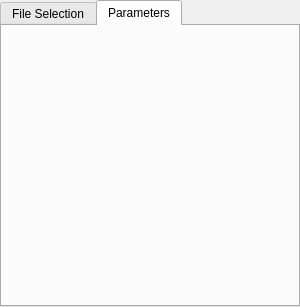
Old version of the form src/flashy/gui/ui/analyser_controls.ui in the repository JemmeCh/Flashy_Project.
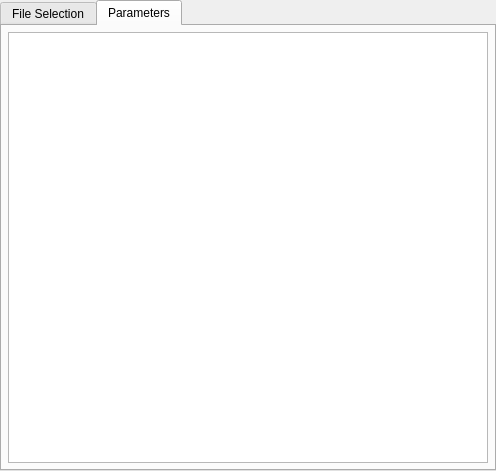
New version of the form. The open tabs and pages were chosen to show the change.

Commit message: GUI 3: Parameter Tree

```diff
--- a/src/flashy/gui/ui/analyser_controls.ui
+++ b/src/flashy/gui/ui/analyser_controls.ui
@@ -6,12 +6,12 @@
    <rect>
     <x>0</x>
     <y>0</y>
-    <width>300</width>
-    <height>307</height>
+    <width>496</width>
+    <height>471</height>
    </rect>
   </property>
   <property name="sizePolicy">
-   <sizepolicy hsizetype="Fixed" vsizetype="Expanding">
+   <sizepolicy hsizetype="Expanding" vsizetype="Expanding">
     <horstretch>0</horstretch>
     <verstretch>0</verstretch>
    </sizepolicy>
@@ -153,7 +153,20 @@
         <number>6</number>
        </property>
        <item row="0" column="0">
-        <widget class="QWidget" name="AnalyserParametersPlaceholder" native="true"/>
+        <widget class="QTreeView" name="tv_parameters">
+         <property name="alternatingRowColors">
+          <bool>true</bool>
+         </property>
+         <attribute name="headerVisible">
+          <bool>true</bool>
+         </attribute>
+         <attribute name="headerMinimumSectionSize">
+          <number>10</number>
+         </attribute>
+         <attribute name="headerDefaultSectionSize">
+          <number>10</number>
+         </attribute>
+        </widget>
        </item>
       </layout>
      </widget>
```
Left out of the diff: 2 changed lines with no effect on the pictures. The commit also changes 19 other files.
